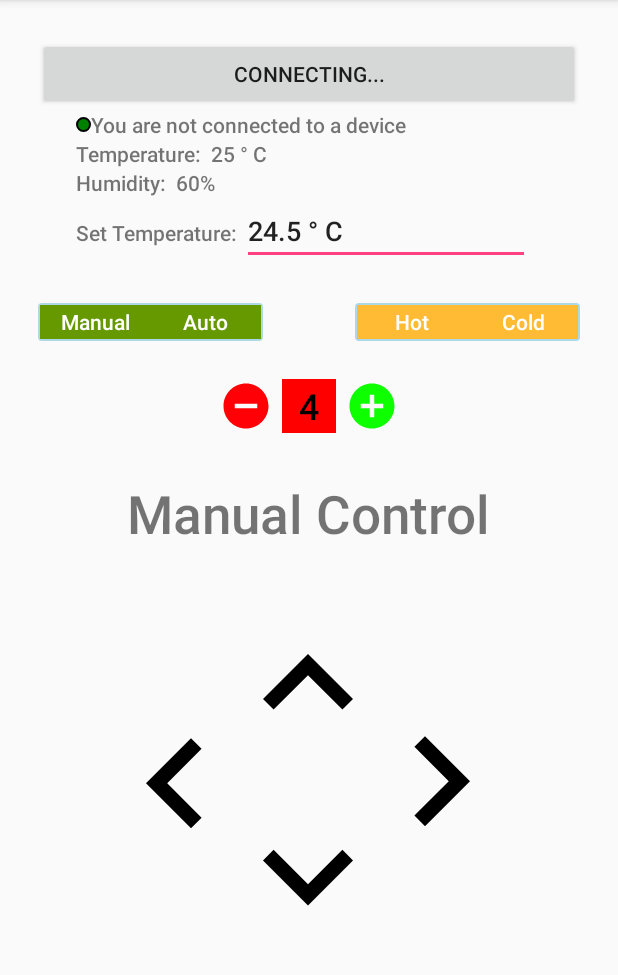
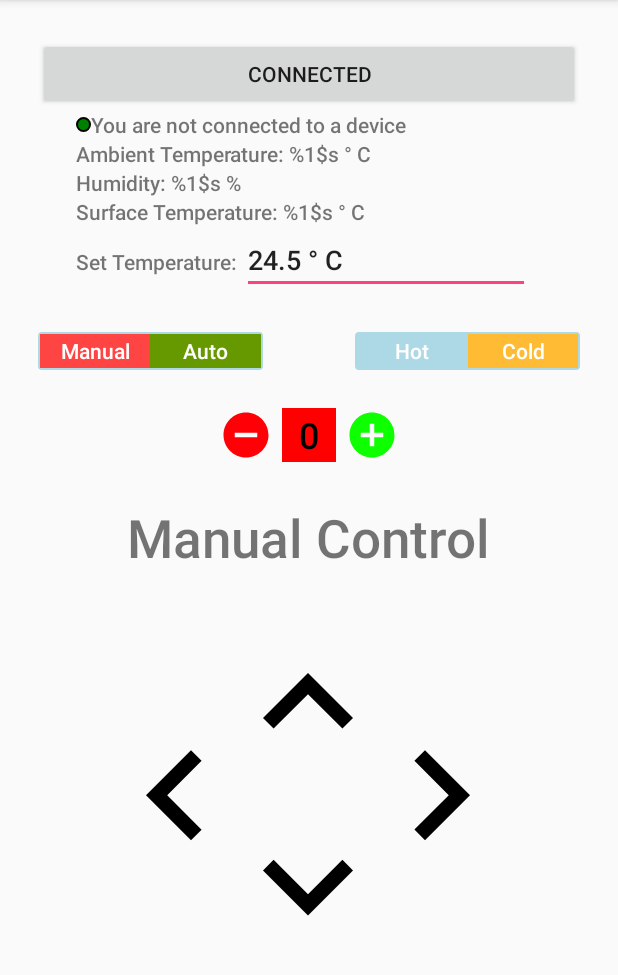
Before and after one commit to w6tsang/FanMe, an Android app: the screen it shows after launch (MainActivity), on a phone screen of 412 x 824 dp, the part 84-1059 px from its top. Run offline under Robolectric (Android 15) with nearby library versions, the phone set to English and light mode, and no system bars.

Commit message:
Added status recieve updates. Dynamic bluetooth UI updates. Working Version possible for demo ignoring some other UI tweaks

```diff
--- a/test2/app/src/main/java/com/example/wilsontsang/test2/BluetoothService.java
+++ b/test2/app/src/main/java/com/example/wilsontsang/test2/BluetoothService.java
@@ -47,7 +47,7 @@ public class BluetoothService {
 
     // Unique UUID for this application
     private static final UUID MY_UUID_SECURE =
-            UUID.fromString("fa87c0d0-afac-11de-8a39-0800200c9a66");
+            UUID.fromString("00001101-0000-1000-8000-00805F9B34FB");
     private static final UUID MY_UUID_INSECURE =
             UUID.fromString("8ce255c0-200a-11e0-ac64-0800200c9a66");
     private static final UUID BTMODULEUUID = UUID.fromString("00001101-0000-1000-8000-00805F9B34FB"); // "random" unique identifier
@@ -417,7 +417,7 @@ public class BluetoothService {
             setName("ConnectThread" + mSocketType);
 
             // Always cancel discovery because it will slow down a connection
-            mAdapter.cancelDiscovery();
+            //mAdapter.cancelDiscovery();
 
             // Make a connection to the BluetoothSocket
             try {
@@ -529,4 +529,6 @@ public class BluetoothService {
             }
         }
     }
+
+
 }
--- a/test2/app/src/main/java/com/example/wilsontsang/test2/Constants.java
+++ b/test2/app/src/main/java/com/example/wilsontsang/test2/Constants.java
@@ -9,6 +9,7 @@ public interface Constants {
     public static final int MESSAGE_WRITE = 3;
     public static final int MESSAGE_DEVICE_NAME = 4;
     public static final int MESSAGE_TOAST = 5;
+    public static final int MESSAAGE_STATUS= 6;
 
     // Key names received from the BluetoothService Handler
     public static final String DEVICE_NAME = "device_name";
--- a/test2/app/src/main/res/layout/activity_main.xml
+++ b/test2/app/src/main/res/layout/activity_main.xml
@@ -51,8 +51,8 @@
                 android:id="@+id/btn_ConnectBlueTooth"
                 android:layout_width="match_parent"
                 android:layout_height="wrap_content"
-                android:text="@string/title_connecting"
-                android:onClick="onClick"/>
+                android:onClick="onClick"
+                android:text="@string/button_bt" />
 
             <ScrollView
                 android:layout_width="match_parent"
@@ -76,10 +76,11 @@
                     android:layout_width="10dp"
                     android:layout_height="10dp"
                     android:layout_gravity="center"
+                    android:paddingRight="5dp"
                     android:background="@drawable/circle" />
 
                 <TextView
-                    android:id="@+id/connected"
+                    android:id="@+id/tv_bluetooth"
                     android:layout_width="wrap_content"
                     android:layout_height="wrap_content"
                     android:text="@string/not_connected" />
@@ -91,7 +92,7 @@
                 android:layout_width="wrap_content"
                 android:layout_height="wrap_content"
                 android:layout_marginLeft="25dp"
-                android:text="Temperature:  25 &#176; C" />
+                android:text="@string/status_temperature" />
 
 
             <TextView
@@ -99,7 +100,14 @@
                 android:layout_width="wrap_content"
                 android:layout_height="wrap_content"
                 android:layout_marginLeft="25dp"
-                android:text="Humidity:  60%" />
+                android:text="@string/status_humidity" />
+
+            <TextView
+                android:id="@+id/surface"
+                android:layout_width="match_parent"
+                android:layout_height="wrap_content"
+                android:layout_marginLeft="25dp"
+                android:text="@string/status_surface" />
 
             <LinearLayout
                 android:layout_width="wrap_content"
@@ -157,6 +165,7 @@
                         android:text="Manual"
                         android:textColor="@color/white"
                         android:tag = "@string/bt_manual"
+                        android:checked="true"
                         android:onClick="onClick"/>
 
                     <RadioButton
@@ -207,7 +216,8 @@
                         android:text="Hot"
                         android:textColor="@color/white"
                         android:tag = "@string/bt_hot"
-                        android:onClick="onClick"/>
+                        android:onClick="onClick"
+                        android:checked="true"/>
 
                     <RadioButton
                         android:id="@+id/mode_cold"
@@ -253,20 +263,21 @@
                     android:onClick="onClick"/>/>
 
                 <include
+                    android:id="@+id/btn_stop_speed"
                     layout="@layout/circle_num"
-                    android:id="@+id/text_circle"
                     android:layout_width="36dp"
+                    android:layout_height="36dp"
+                    android:layout_marginRight="6dp"
+                    android:layout_toRightOf="@+id/btn_dec"
                     android:layout_weight="1"
-                    android:layout_height="36dp"
-                    android:layout_toRightOf="@+id/btn_dec"
-                    android:layout_marginRight="6dp"></include>
+                    android:onClick="onClick"></include>
 
                 <Button
                     android:id="@+id/btn_inc"
                     android:layout_width="36dp"
                     android:layout_height="36dp"
                     android:layout_marginLeft="0dp"
-                    android:layout_toRightOf="@+id/text_circle"
+                    android:layout_toRightOf="@+id/btn_stop_speed"
                     android:layout_weight="1"
                     android:background="@drawable/ic_add_circle_black_24dp"
                     android:tag = "@string/bt_speed_up"
--- a/test2/app/src/main/res/layout/circle_num.xml
+++ b/test2/app/src/main/res/layout/circle_num.xml
@@ -6,12 +6,13 @@
     android:orientation="horizontal" >
 
     <TextView
+        android:id="@+id/tv_speed"
         android:layout_width="80dp"
         android:layout_height="80dp"
         android:layout_gravity="center"
         android:background="@drawable/circle_speed"
         android:gravity="center"
-        android:text="4"
+        android:text="@string/status_speed"
         android:textColor="@android:color/black"
         android:textSize="24sp" />
 
--- a/test2/app/src/main/res/values/strings.xml
+++ b/test2/app/src/main/res/values/strings.xml
@@ -8,8 +8,9 @@
     <string name="not_connected">You are not connected to a device</string>
     <string name="connected">FanMe Connected</string>
     <string name="bt_not_enabled_leaving">Bluetooth was not enabled. Leaving Bluetooth Chat.</string>
-    <string name="title_connecting">connecting...</string>
-    <string name="title_not_connected">not connected</string>
+    <string name="title_connecting"> Connecting...</string>
+    <string name="title_not_connected"> Not connected</string>
+    <string name="button_bt"> Connected</string>
 
     <!--  DeviceListActivity -->
     <string name="scanning">scanning for devices...</string>
@@ -26,8 +27,12 @@
     <string name="discoverable">Make discoverable</string>
 
     <!-- Status Strings -->
-    <string name="temperature">Temperature: %1$d &#176; C</string>
-    %1$d
+    <string name="status_temperature">Ambient Temperature: %1$s &#176; C</string>
+    <string name="status_humidity">Humidity: %1$s &#37;</string>
+    <string name="status_surface">Surface Temperature: %1$s &#176; C</string>
+    <string name="status_speed">0</string>
+    <string name="status_tracking">Tracking Mode: %1$s</string>
+    <string name="status_heating">Temperature: %1$s </string>
 
     <!-- Button Transmit Bluetooth Messages Used in tags-->
     <string name="bt_pair">pair</string>
@@ -47,4 +52,5 @@
     <string name="bt_speed_down">dec</string>
     <string name="bt_stop">stop</string>
 
+
 </resources>
```
Also changed, not shown: test2/app/src/main/java/com/example/wilsontsang/test2/MainActivity.java (+63 -15 lines).
